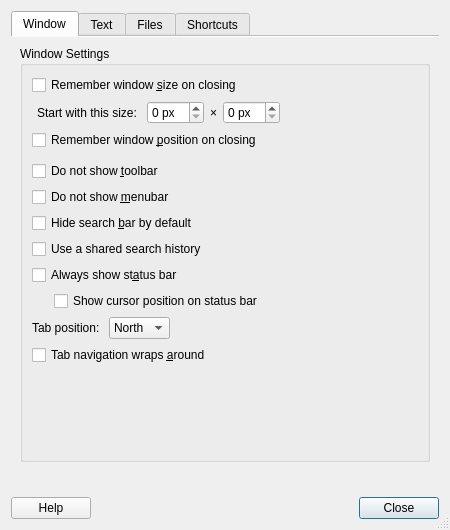
Above: featherpad/prefDialog.ui from tembun/fpad before the change. Below: the same form after it.
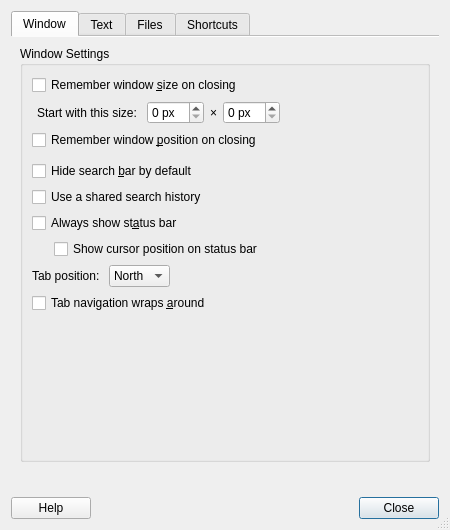
That is the form after the change. Icons and pictures are not drawn.

Commit message: remove toolbar and menubar settings

The edit to the form file:
```diff
--- a/featherpad/prefDialog.ui
+++ b/featherpad/prefDialog.ui
@@ -173,24 +173,6 @@
                 </item>
                </layout>
               </item>
-              <item>
-               <widget class="QCheckBox" name="toolbarBox">
-                <property name="text">
-                 <string>Do not show &amp;toolbar</string>
-                </property>
-               </widget>
-              </item>
-              <item>
-               <widget class="QCheckBox" name="menubarBox">
-                <property name="toolTip">
-                 <string>If the menubar is hidden,
-a menu button appears on the toolbar.</string>
-                </property>
-                <property name="text">
-                 <string>Do not show &amp;menubar</string>
-                </property>
-               </widget>
-              </item>
               <item>
                <widget class="QCheckBox" name="searchbarBox">
                 <property name="text">
```
The commit also changes 6 other files.
